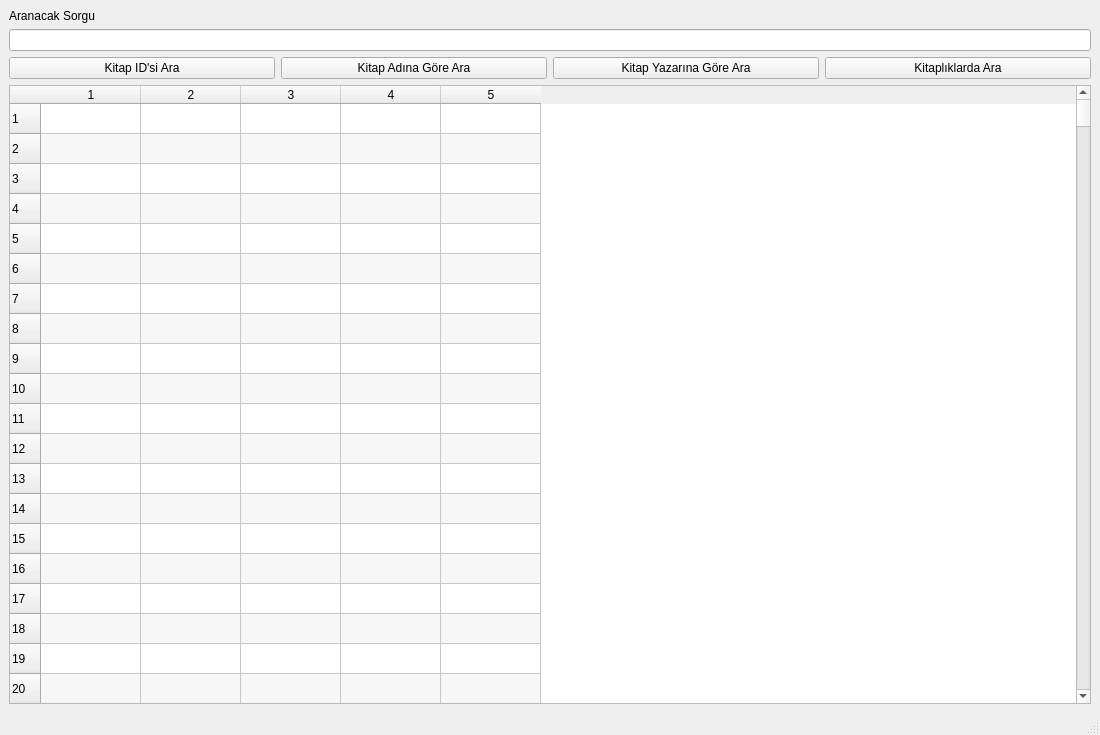
Before: the Qt Designer form lib/pop-window/kitap_ara.ui in kernelginar/kuys, drawn with Qt 5.
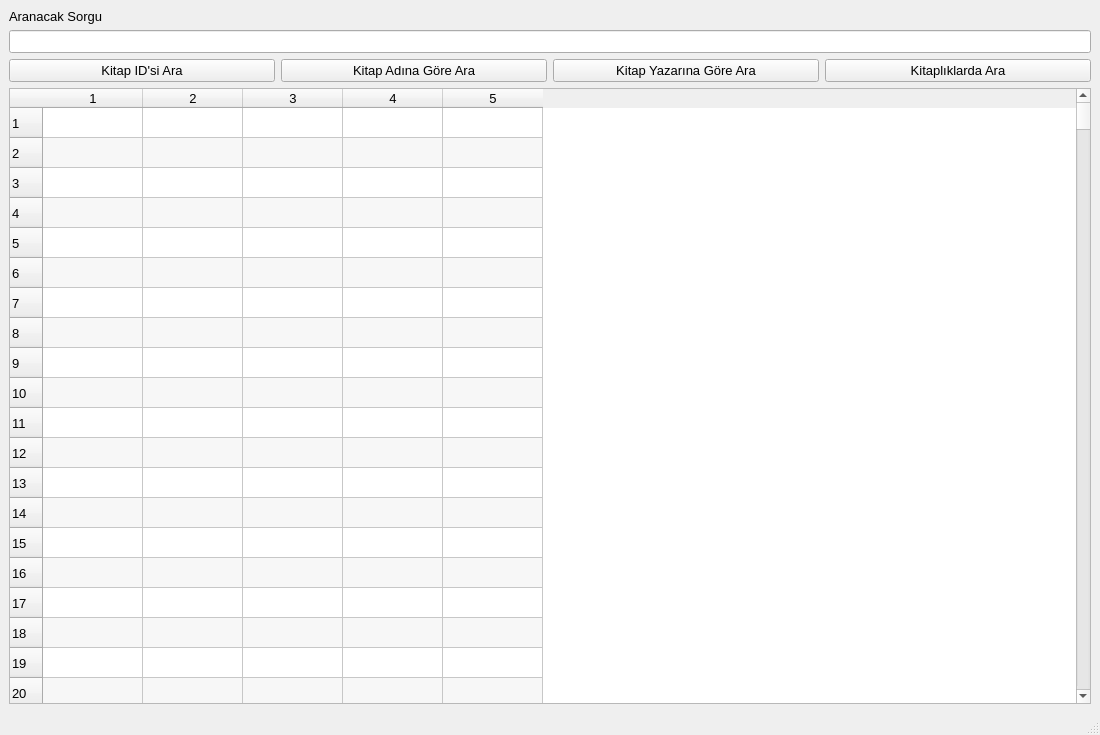
After: the same form once the commit is applied.

Commit message: Arayüz font büyüklüğü 8'den 10'a çıkarıldı.

Patch:
```diff
--- a/lib/pop-window/kitap_ara.ui
+++ b/lib/pop-window/kitap_ara.ui
@@ -16,6 +16,11 @@
     <height>720</height>
    </size>
   </property>
+  <property name="font">
+   <font>
+    <pointsize>10</pointsize>
+   </font>
+  </property>
   <property name="windowTitle">
    <string>Kitaplarda Ara</string>
   </property>
```
The commit also changes 8 other files.
